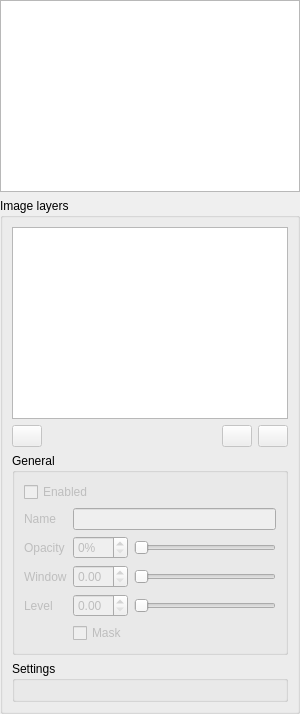
This is src/LayersWidget.ui in ManiVaultStudio/ImageViewerPlugin as Qt 5 draws it before an edit. The edited form follows.
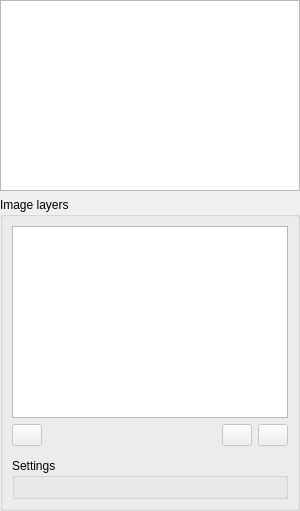
This is the edited form. The open tabs and pages were chosen to show the change. Custom widgets are drawn as their Qt base class.

```diff
--- a/src/LayersWidget.ui
+++ b/src/LayersWidget.ui
@@ -10,7 +10,7 @@
     <x>0</x>
     <y>0</y>
     <width>300</width>
-    <height>714</height>
+    <height>511</height>
    </rect>
   </property>
   <property name="sizePolicy">
@@ -19,6 +19,12 @@
     <verstretch>0</verstretch>
    </sizepolicy>
   </property>
+  <property name="minimumSize">
+   <size>
+    <width>0</width>
+    <height>0</height>
+   </size>
+  </property>
   <property name="maximumSize">
    <size>
     <width>16777215</width>
@@ -254,237 +260,7 @@
          </layout>
         </item>
         <item>
-         <widget class="QGroupBox" name="generalGroupBox">
-          <property name="title">
-           <string>General</string>
-          </property>
-          <layout class="QGridLayout" name="gridLayout_5">
-           <item row="0" column="0">
-            <layout class="QGridLayout" name="generalGridLayout">
-             <property name="topMargin">
-              <number>0</number>
-             </property>
-             <item row="2" column="1">
-              <layout class="QHBoxLayout" name="layerOpacityHorizontalLayout">
-               <property name="leftMargin">
-                <number>0</number>
-               </property>
-               <item>
-                <widget class="QDoubleSpinBox" name="layerOpacityDoubleSpinBox">
-                 <property name="enabled">
-                  <bool>false</bool>
-                 </property>
-                 <property name="sizePolicy">
-                  <sizepolicy hsizetype="Minimum" vsizetype="Fixed">
-                   <horstretch>1</horstretch>
-                   <verstretch>0</verstretch>
-                  </sizepolicy>
-                 </property>
-                 <property name="minimumSize">
-                  <size>
-                   <width>55</width>
-                   <height>0</height>
-                  </size>
-                 </property>
-                 <property name="suffix">
-                  <string>%</string>
-                 </property>
-                 <property name="decimals">
-                  <number>0</number>
-                 </property>
-                 <property name="maximum">
-                  <double>100.000000000000000</double>
-                 </property>
-                 <property name="singleStep">
-                  <double>5.000000000000000</double>
-                 </property>
-                </widget>
-               </item>
-               <item>
-                <widget class="QSlider" name="layerOpacityHorizontalSlider">
-                 <property name="enabled">
-                  <bool>false</bool>
-                 </property>
-                 <property name="sizePolicy">
-                  <sizepolicy hsizetype="MinimumExpanding" vsizetype="Fixed">
-                   <horstretch>3</horstretch>
-                   <verstretch>0</verstretch>
-                  </sizepolicy>
-                 </property>
-                 <property name="orientation">
-                  <enum>Qt::Horizontal</enum>
-                 </property>
-                </widget>
-               </item>
-              </layout>
-             </item>
-             <item row="3" column="1">
-              <layout class="QHBoxLayout" name="layerWindowHorizontalLayout">
-               <item>
-                <widget class="QDoubleSpinBox" name="layerWindowDoubleSpinBox">
-                 <property name="enabled">
-                  <bool>false</bool>
-                 </property>
-                 <property name="sizePolicy">
-                  <sizepolicy hsizetype="Minimum" vsizetype="Fixed">
-                   <horstretch>1</horstretch>
-                   <verstretch>0</verstretch>
-                  </sizepolicy>
-                 </property>
-                 <property name="minimumSize">
-                  <size>
-                   <width>55</width>
-                   <height>0</height>
-                  </size>
-                 </property>
-                 <property name="maximum">
-                  <double>1.000000000000000</double>
-                 </property>
-                 <property name="singleStep">
-                  <double>0.100000000000000</double>
-                 </property>
-                </widget>
-               </item>
-               <item>
-                <widget class="QSlider" name="layerWindowHorizontalSlider">
-                 <property name="enabled">
-                  <bool>false</bool>
-                 </property>
-                 <property name="sizePolicy">
-                  <sizepolicy hsizetype="MinimumExpanding" vsizetype="Fixed">
-                   <horstretch>3</horstretch>
-                   <verstretch>0</verstretch>
-                  </sizepolicy>
-                 </property>
-                 <property name="orientation">
-                  <enum>Qt::Horizontal</enum>
-                 </property>
-                </widget>
-               </item>
-              </layout>
-             </item>
-             <item row="1" column="1">
-              <widget class="QLineEdit" name="layerNameLineEdit">
-               <property name="enabled">
-                <bool>false</bool>
-               </property>
-              </widget>
-             </item>
-             <item row="2" column="0">
-              <widget class="QLabel" name="layerOpacityLabel">
-               <property name="enabled">
-                <bool>false</bool>
-               </property>
-               <property name="text">
-                <string>Opacity</string>
-               </property>
-              </widget>
-             </item>
-             <item row="3" column="0">
-              <widget class="QLabel" name="layerWindowLabel">
-               <property name="enabled">
-                <bool>false</bool>
-               </property>
-               <property name="text">
-                <string>Window</string>
-               </property>
-              </widget>
-             </item>
-             <item row="4" column="1">
-              <layout class="QHBoxLayout" name="layerLevelHorizontalLayout">
-               <item>
-                <widget class="QDoubleSpinBox" name="layerLevelDoubleSpinBox">
-                 <property name="enabled">
-                  <bool>false</bool>
-                 </property>
-                 <property name="sizePolicy">
-                  <sizepolicy hsizetype="Minimum" vsizetype="Fixed">
-                   <horstretch>1</horstretch>
-                   <verstretch>0</verstretch>
-                  </sizepolicy>
-                 </property>
-                 <property name="minimumSize">
-                  <size>
-                   <width>55</width>
-                   <height>0</height>
-                  </size>
-                 </property>
-                 <property name="maximum">
-                  <double>1.000000000000000</double>
-                 </property>
-                 <property name="singleStep">
-                  <double>0.100000000000000</double>
-                 </property>
-                </widget>
-               </item>
-               <item>
-                <widget class="QSlider" name="layerLevelHorizontalSlider">
-                 <property name="enabled">
-                  <bool>false</bool>
-                 </property>
-                 <property name="sizePolicy">
-                  <sizepolicy hsizetype="MinimumExpanding" vsizetype="Fixed">
-                   <horstretch>3</horstretch>
-                   <verstretch>0</verstretch>
-                  </sizepolicy>
-                 </property>
-                 <property name="orientation">
-                  <enum>Qt::Horizontal</enum>
-                 </property>
-                </widget>
-               </item>
-              </layout>
-             </item>
-             <item row="1" column="0">
-              <widget class="QLabel" name="layerNameLabel">
-               <property name="enabled">
-                <bool>false</bool>
-               </property>
-               <property name="text">
-                <string>Name</string>
-               </property>
-              </widget>
-             </item>
-             <item row="4" column="0">
-              <widget class="QLabel" name="layerLevelLabel">
-               <property name="enabled">
-                <bool>false</bool>
-               </property>
-               <property name="text">
-                <string>Level</string>
-               </property>
-              </widget>
-             </item>
-             <item row="0" column="0" colspan="2">
-              <widget class="QCheckBox" name="layerEnabledCheckBox">
-               <property name="enabled">
-                <bool>false</bool>
-               </property>
-               <property name="sizePolicy">
-                <sizepolicy hsizetype="Minimum" vsizetype="Fixed">
-                 <horstretch>0</horstretch>
-                 <verstretch>0</verstretch>
-                </sizepolicy>
-               </property>
-               <property name="text">
-                <string>Enabled</string>
-               </property>
-              </widget>
-             </item>
-             <item row="5" column="1">
-              <widget class="QCheckBox" name="maskCheckBox">
-               <property name="enabled">
-                <bool>false</bool>
-               </property>
-               <property name="text">
-                <string>Mask</string>
-               </property>
-              </widget>
-             </item>
-            </layout>
-           </item>
-          </layout>
-         </widget>
+         <widget class="LayerWidget" name="layerWidget" native="true"/>
         </item>
         <item>
          <widget class="QGroupBox" name="settingsGroupBox">
@@ -509,14 +285,27 @@
              <property name="currentIndex">
               <number>0</number>
              </property>
-             <widget class="QWidget" name="page">
-              <layout class="QGridLayout" name="gridLayout_6">
-               <item row="0" column="0">
-                <widget class="ImagesLayerWidget" name="widget" native="true"/>
+             <widget class="QWidget" name="pointsLayerPage">
+              <layout class="QVBoxLayout" name="verticalLayout_3">
+               <item>
+                <widget class="PointsLayerWidget" name="pointsLayerWidget" native="true"/>
                </item>
               </layout>
              </widget>
-             <widget class="QWidget" name="page_2"/>
+             <widget class="QWidget" name="imagesLayerPage">
+              <layout class="QVBoxLayout" name="verticalLayout_4">
+               <item>
+                <widget class="ImagesLayerWidget" name="imagesLayerWidget" native="true"/>
+               </item>
+              </layout>
+             </widget>
+             <widget class="QWidget" name="clustersLayerPage">
+              <layout class="QVBoxLayout" name="verticalLayout_5">
+               <item>
+                <widget class="ClustersLayerWidget" name="clustersLayerWidget" native="true"/>
+               </item>
+              </layout>
+             </widget>
             </widget>
            </item>
           </layout>
@@ -539,6 +328,24 @@
    <header>imageslayerwidget.h</header>
    <container>1</container>
   </customwidget>
+  <customwidget>
+   <class>LayerWidget</class>
+   <extends>QWidget</extends>
+   <header>layerwidget.h</header>
+   <container>1</container>
+  </customwidget>
+  <customwidget>
+   <class>ClustersLayerWidget</class>
+   <extends>QWidget</extends>
+   <header>clusterslayerwidget.h</header>
+   <container>1</container>
+  </customwidget>
+  <customwidget>
+   <class>PointsLayerWidget</class>
+   <extends>QWidget</extends>
+   <header>pointslayerwidget.h</header>
+   <container>1</container>
+  </customwidget>
  </customwidgets>
  <resources/>
  <connections/>
```
